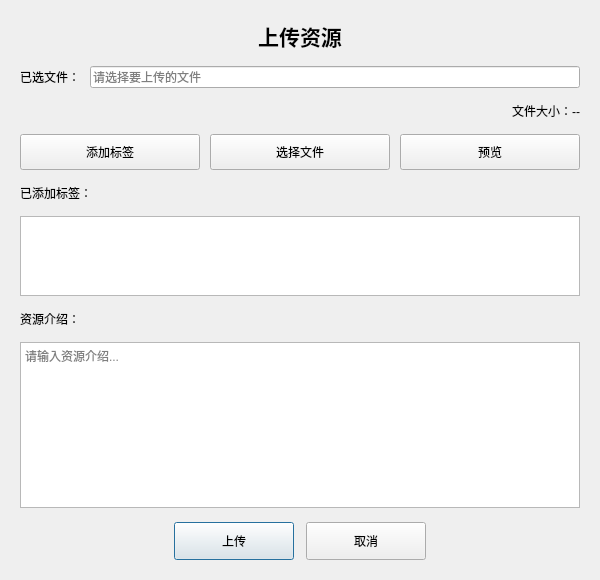
Above: client/uploadresourcedialog.ui from lingsiling/XiangYueAPP before the change. Below: the same form after it.
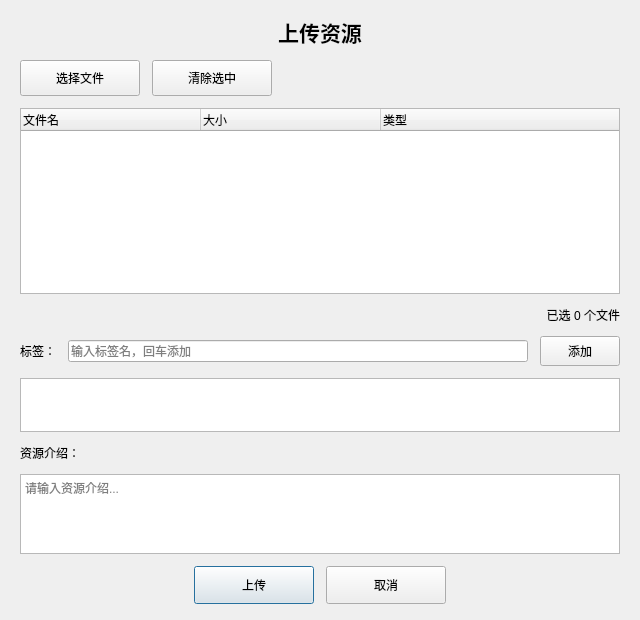
That is the form after the change.

Commit message: 完成上传资源详情界面的上传功能

The edit to the form file:
```diff
--- a/client/uploadresourcedialog.ui
+++ b/client/uploadresourcedialog.ui
@@ -6,8 +6,8 @@
    <rect>
     <x>0</x>
     <y>0</y>
-    <width>600</width>
-    <height>580</height>
+    <width>640</width>
+    <height>620</height>
    </rect>
   </property>
   <property name="minimumSize">
@@ -21,19 +21,19 @@
   </property>
   <layout class="QVBoxLayout" name="verticalLayoutMain">
    <property name="spacing">
-    <number>14</number>
+    <number>12</number>
    </property>
    <property name="leftMargin">
     <number>20</number>
    </property>
    <property name="topMargin">
-    <number>20</number>
+    <number>16</number>
    </property>
    <property name="rightMargin">
     <number>20</number>
    </property>
    <property name="bottomMargin">
-    <number>20</number>
+    <number>16</number>
    </property>
    <item>
     <widget class="QLabel" name="labelTitle">
@@ -52,42 +52,95 @@
     </widget>
    </item>
    <item>
-    <layout class="QHBoxLayout" name="horizontalLayoutFileInfo">
-     <property name="spacing">
-      <number>10</number>
-     </property>
+    <layout class="QHBoxLayout" name="horizontalLayoutSelect">
      <item>
-      <widget class="QLabel" name="labelFile">
+      <widget class="QPushButton" name="btnSelectFiles">
        <property name="minimumSize">
         <size>
-         <width>60</width>
-         <height>0</height>
+         <width>120</width>
+         <height>36</height>
         </size>
        </property>
        <property name="text">
-        <string>已选文件：</string>
+        <string>选择文件</string>
        </property>
-       <property name="alignment">
-        <set>Qt::AlignmentFlag::AlignRight|Qt::AlignmentFlag::AlignTrailing|Qt::AlignmentFlag::AlignVCenter</set>
-       </property>
       </widget>
      </item>
      <item>
-      <widget class="QLineEdit" name="lineEditFilePath">
-       <property name="readOnly">
-        <bool>true</bool>
+      <widget class="QPushButton" name="btnClearFiles">
+       <property name="minimumSize">
+        <size>
+         <width>120</width>
+         <height>36</height>
+        </size>
        </property>
-       <property name="placeholderText">
-        <string>请选择要上传的文件</string>
+       <property name="text">
+        <string>清除选中</string>
        </property>
       </widget>
      </item>
+     <item>
+      <spacer name="horizontalSpacerSelect">
+       <property name="orientation">
+        <enum>Qt::Orientation::Horizontal</enum>
+       </property>
+       <property name="sizeHint" stdset="0">
+        <size>
+         <width>40</width>
+         <height>20</height>
+        </size>
+       </property>
+      </spacer>
+     </item>
     </layout>
    </item>
    <item>
-    <widget class="QLabel" name="labelFileSize">
+    <widget class="QTreeWidget" name="treeWidgetFiles">
+     <property name="minimumSize">
+      <size>
+       <width>0</width>
+       <height>160</height>
+      </size>
+     </property>
+     <property name="alternatingRowColors">
+      <bool>true</bool>
+     </property>
+     <property name="selectionMode">
+      <enum>QAbstractItemView::SelectionMode::ExtendedSelection</enum>
+     </property>
+     <property name="rootIsDecorated">
+      <bool>false</bool>
+     </property>
+     <property name="columnCount">
+      <number>3</number>
+     </property>
+     <attribute name="headerDefaultSectionSize">
+      <number>180</number>
+     </attribute>
+     <attribute name="headerStretchLastSection">
+      <bool>true</bool>
+     </attribute>
+     <column>
+      <property name="text">
+       <string>文件名</string>
+      </property>
+     </column>
+     <column>
+      <property name="text">
+       <string>大小</string>
+      </property>
+     </column>
+     <column>
+      <property name="text">
+       <string>类型</string>
+      </property>
+     </column>
+    </widget>
+   </item>
+   <item>
+    <widget class="QLabel" name="labelFileStats">
      <property name="text">
-      <string>文件大小：--</string>
+      <string>已选 0 个文件</string>
      </property>
      <property name="alignment">
       <set>Qt::AlignmentFlag::AlignRight|Qt::AlignmentFlag::AlignTrailing|Qt::AlignmentFlag::AlignVCenter</set>
@@ -95,70 +148,48 @@
     </widget>
    </item>
    <item>
-    <layout class="QHBoxLayout" name="horizontalLayoutActions">
-     <property name="spacing">
-      <number>10</number>
-     </property>
+    <layout class="QHBoxLayout" name="horizontalLayoutTag">
+     <item>
+      <widget class="QLabel" name="labelTagsTitle">
+       <property name="text">
+        <string>标签：</string>
+       </property>
+      </widget>
+     </item>
+     <item>
+      <widget class="QLineEdit" name="lineEditTag">
+       <property name="placeholderText">
+        <string>输入标签名，回车添加</string>
+       </property>
+      </widget>
+     </item>
      <item>
       <widget class="QPushButton" name="btnAddTag">
        <property name="minimumSize">
         <size>
-         <width>110</width>
-         <height>36</height>
+         <width>80</width>
+         <height>30</height>
         </size>
        </property>
        <property name="text">
-        <string>添加标签</string>
-       </property>
-      </widget>
-     </item>
-     <item>
-      <widget class="QPushButton" name="btnUploadFile">
-       <property name="minimumSize">
-        <size>
-         <width>110</width>
-         <height>36</height>
-        </size>
-       </property>
-       <property name="text">
-        <string>选择文件</string>
-       </property>
-      </widget>
-     </item>
-     <item>
-      <widget class="QPushButton" name="btnPreview">
-       <property name="minimumSize">
-        <size>
-         <width>110</width>
-         <height>36</height>
-        </size>
-       </property>
-       <property name="text">
-        <string>预览</string>
+        <string>添加</string>
        </property>
       </widget>
      </item>
     </layout>
    </item>
-   <item>
-    <widget class="QLabel" name="labelTagsTitle">
-     <property name="text">
-      <string>已添加标签：</string>
-     </property>
-    </widget>
-   </item>
    <item>
     <widget class="QListWidget" name="listWidgetTags">
      <property name="minimumSize">
       <size>
        <width>0</width>
-       <height>80</height>
+       <height>54</height>
       </size>
      </property>
      <property name="maximumSize">
       <size>
        <width>16777215</width>
-       <height>80</height>
+       <height>54</height>
       </size>
      </property>
      <property name="selectionMode">
@@ -184,7 +215,13 @@
      <property name="minimumSize">
       <size>
        <width>0</width>
-       <height>120</height>
+       <height>80</height>
+      </size>
+     </property>
+     <property name="maximumSize">
+      <size>
+       <width>16777215</width>
+       <height>80</height>
       </size>
      </property>
      <property name="placeholderText">
@@ -194,9 +231,6 @@
    </item>
    <item>
     <layout class="QHBoxLayout" name="horizontalLayoutBottom">
-     <property name="spacing">
-      <number>12</number>
-     </property>
      <item>
       <spacer name="horizontalSpacerLeft">
        <property name="orientation">
```
The commit also changes 11 other files.
